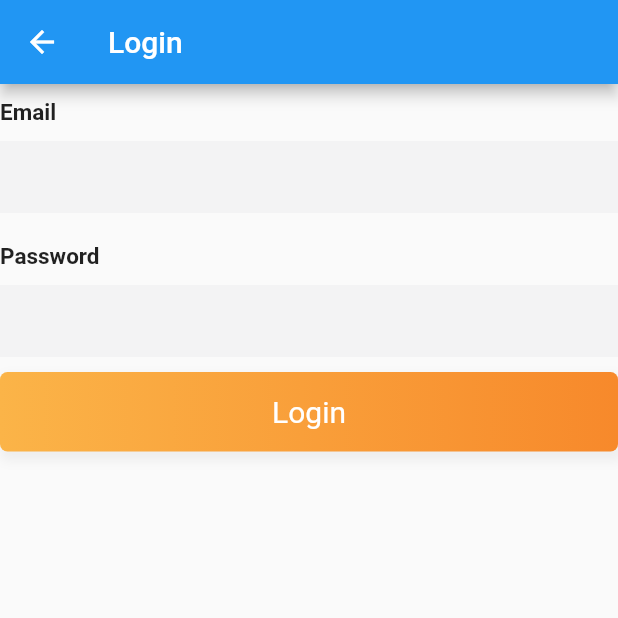
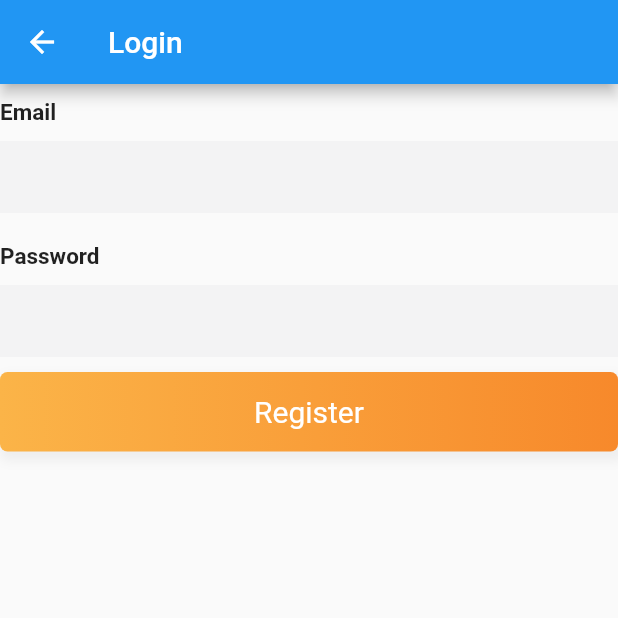
Before and after one commit to Educorreia932/FEUP-ESOF, a Flutter app: the screen it shows after launch, in the side drawer, after a tap on "Login", on a phone screen of 412 x 824 dp, the top half of it. Run offline on Flutter 3.47's test engine with Material 2 defaults, Android fonts, the phone set to English and light mode, and no system bars; our stand-ins replace cloud_firestore, firebase_core; accounts and stored records are empty.

Commit message:
User is now able to register

```diff
--- a/ask_away/lib/screens/LoginScreen.dart
+++ b/ask_away/lib/screens/LoginScreen.dart
@@ -1,13 +1,28 @@
+import 'package:cloud_firestore/cloud_firestore.dart';
 import 'package:flutter/cupertino.dart';
 import 'package:flutter/material.dart';
 
 class LoginScreen extends StatefulWidget {
   @override
   State<StatefulWidget> createState() => LoginScreenState();
-
 }
 
 class LoginScreenState extends State<LoginScreen> {
+  final _loginController = TextEditingController();
+  final _passwordController = TextEditingController();
+
+  String _validateEmail(String text) {
+    if (text.isEmpty) return "Enter an e-mail.";
+
+    return null;
+  }
+
+  String _validatePasword(String text) {
+    if (text.isEmpty) return "Enter a password.";
+
+    return null;
+  }
+
   Widget _EntryField(String title, {bool isPassword = false}) {
     return Container(
       margin: EdgeInsets.symmetric(vertical: 10),
@@ -21,12 +36,14 @@ class LoginScreenState extends State<LoginScreen> {
           SizedBox(
             height: 10,
           ),
-          TextField(
+          TextFormField(
+            controller: isPassword ? _passwordController : _loginController,
             obscureText: isPassword,
             decoration: InputDecoration(
                 border: InputBorder.none,
                 fillColor: Color(0xfff3f3f4),
-                  filled: true))
+                filled: true),
+          )
         ],
       ),
     );
@@ -42,7 +59,9 @@ class LoginScreenState extends State<LoginScreen> {
   }
 
   Widget _SubmitButton() {
-    return Container(
+    return InkWell(
+      onTap: _Register,
+      child: Container(
         width: MediaQuery.of(context).size.width,
         padding: EdgeInsets.symmetric(vertical: 15),
         alignment: Alignment.center,
@@ -58,11 +77,28 @@ class LoginScreenState extends State<LoginScreen> {
             gradient: LinearGradient(
                 begin: Alignment.centerLeft,
                 end: Alignment.centerRight,
-              colors: [Color(0xfffbb448), Color(0xfff7892b)])),
+                colors: [
+                  Color(0xfffbb448),
+                  Color(0xfff7892b),
+                ])),
         child: Text(
-        'Login',
+          'Register',
           style: TextStyle(fontSize: 20, color: Colors.white),
         ),
+      ),
+    );
+  }
+
+  void _Register() {
+    final login = _loginController.text;
+    final password = _passwordController.text;
+    print("Login: $login , Senha: $password ");
+
+    FirebaseFirestore.instance.collection('Users').add(
+      {
+        "login": login,
+        "password": password
+      },
     );
   }
 
@@ -74,10 +110,7 @@ class LoginScreenState extends State<LoginScreen> {
       ),
       body: Container(
         child: Column(
-          children: [
-            _EmailPassword(),
-            _SubmitButton()
-          ],
+          children: [_EmailPassword(), _SubmitButton()],
         ),
       ),
     );
```
Lines whose indentation alone changed are shown as unchanged.
